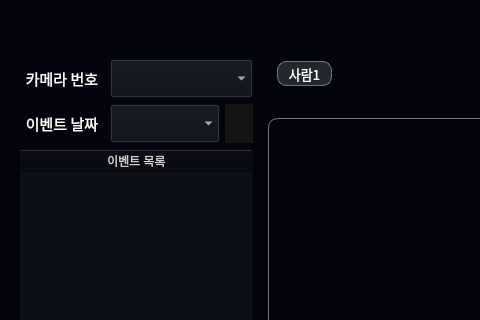
Old version of the form v1.7.0/ui/ai_labeling.ui in the repository diddytpq/MS-AI-Viewer; both pictures show x 0 to 480 and y 0 to 320 of the 1075 by 719 pixel window.
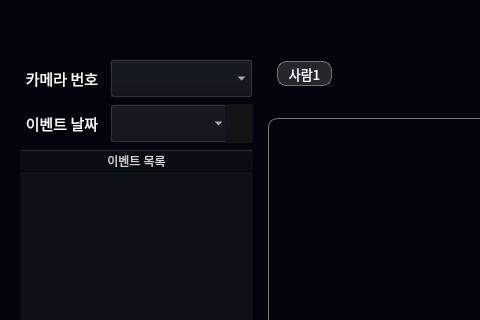
New version of the form. Icons and pictures are not drawn.

Diff of the .ui file:
```diff
--- a/v1.7.0/ui/ai_labeling.ui
+++ b/v1.7.0/ui/ai_labeling.ui
@@ -344,13 +344,13 @@
                <widget class="QComboBox" name="event_date_box">
                 <property name="minimumSize">
                  <size>
-                  <width>110</width>
+                  <width>120</width>
                   <height>39</height>
                  </size>
                 </property>
                 <property name="maximumSize">
                  <size>
-                  <width>110</width>
+                  <width>120</width>
                   <height>39</height>
                  </size>
                 </property>
```
